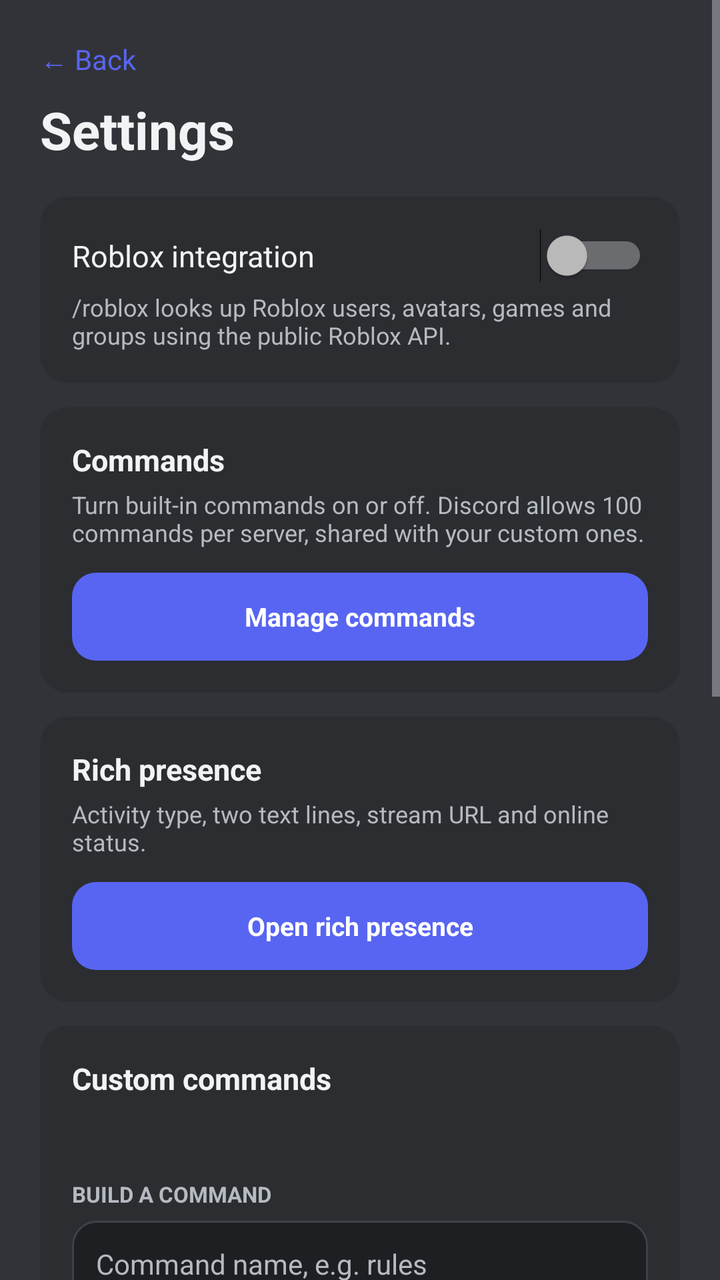
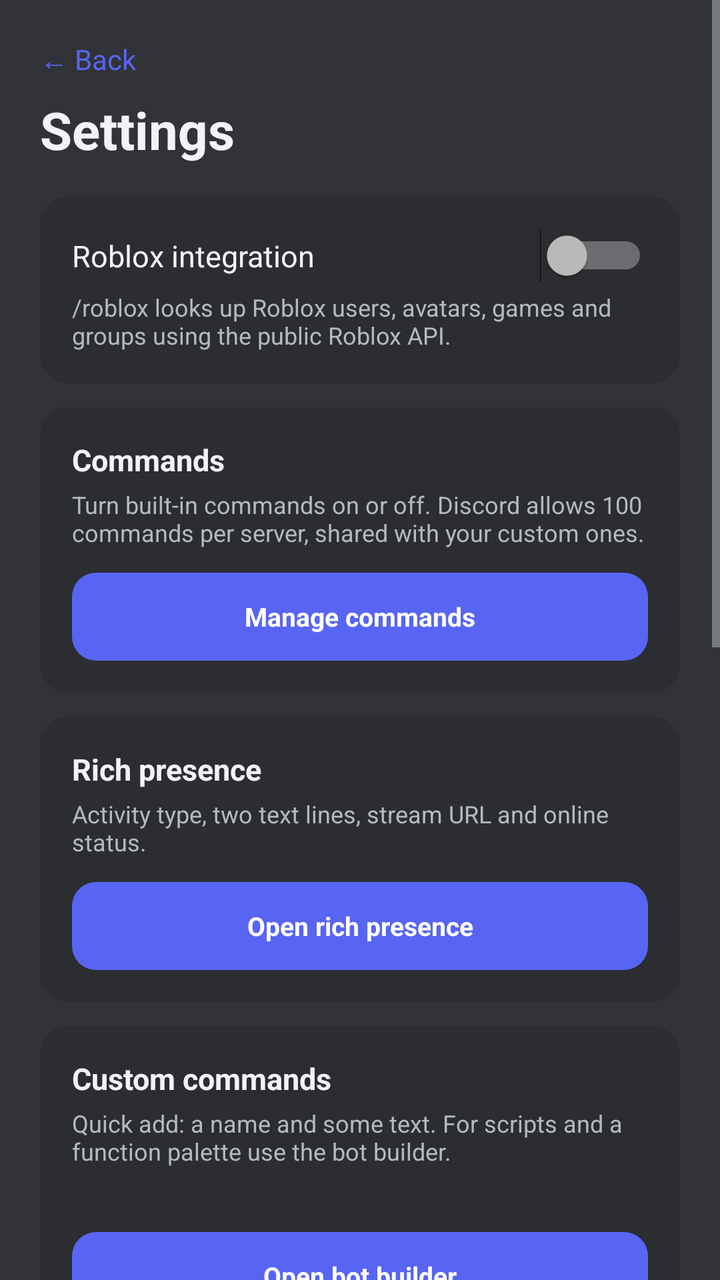

An Android layout rendered at two revisions. The XML below is the earlier revision; the diff shows what the commit changed to produce the second picture.
<!-- AndroidManifest.xml: application theme Theme.BotDroid -->
<!-- res/layout/activity_settings.xml -->
<?xml version="1.0" encoding="utf-8"?>
<ScrollView xmlns:android="http://schemas.android.com/apk/res/android"
    android:layout_width="match_parent"
    android:layout_height="match_parent"
    android:background="@color/bg"
    android:fitsSystemWindows="true"
    android:fillViewport="true">

    <LinearLayout
        android:layout_width="match_parent"
        android:layout_height="wrap_content"
        android:orientation="vertical"
        android:padding="20dp">

        <TextView
            android:id="@+id/back_button"
            android:layout_width="wrap_content"
            android:layout_height="wrap_content"
            android:clickable="true"
            android:focusable="true"
            android:paddingBottom="8dp"
            android:text="@string/back"
            android:textColor="@color/accent"
            android:textSize="14sp" />

        <TextView
            android:layout_width="wrap_content"
            android:layout_height="wrap_content"
            android:text="@string/settings"
            android:textColor="@color/text"
            android:textSize="26sp"
            android:textStyle="bold" />

        <LinearLayout
            android:layout_width="match_parent"
            android:layout_height="wrap_content"
            android:layout_marginTop="16dp"
            android:background="@drawable/bg_card"
            android:orientation="vertical"
            android:padding="16dp">

            <Switch
                android:id="@+id/roblox_switch"
                android:layout_width="match_parent"
                android:layout_height="wrap_content"
                android:text="@string/roblox_title"
                android:textColor="@color/text"
                android:textSize="15sp" />

            <TextView
                android:layout_width="match_parent"
                android:layout_height="wrap_content"
                android:layout_marginTop="4dp"
                android:text="@string/roblox_desc"
                android:textColor="@color/muted"
                android:textSize="12sp" />
        </LinearLayout>

        <LinearLayout
            android:layout_width="match_parent"
            android:layout_height="wrap_content"
            android:layout_marginTop="12dp"
            android:background="@drawable/bg_card"
            android:orientation="vertical"
            android:padding="16dp">

            <TextView
                android:layout_width="wrap_content"
                android:layout_height="wrap_content"
                android:text="@string/commands_card_title"
                android:textColor="@color/text"
                android:textSize="15sp"
                android:textStyle="bold" />

            <TextView
                android:layout_width="match_parent"
                android:layout_height="wrap_content"
                android:layout_marginTop="4dp"
                android:text="@string/commands_card_desc"
                android:textColor="@color/muted"
                android:textSize="12sp" />

            <TextView
                android:id="@+id/commands_button"
                android:layout_width="match_parent"
                android:layout_height="44dp"
                android:layout_marginTop="12dp"
                android:background="@drawable/bg_button"
                android:clickable="true"
                android:focusable="true"
                android:gravity="center"
                android:text="@string/commands_open"
                android:textColor="#FFFFFF"
                android:textSize="13sp"
                android:textStyle="bold" />
        </LinearLayout>

        <LinearLayout
            android:layout_width="match_parent"
            android:layout_height="wrap_content"
            android:layout_marginTop="12dp"
            android:background="@drawable/bg_card"
            android:orientation="vertical"
            android:padding="16dp">

            <TextView
                android:layout_width="wrap_content"
                android:layout_height="wrap_content"
                android:text="@string/presence_title"
                android:textColor="@color/text"
                android:textSize="15sp"
                android:textStyle="bold" />

            <TextView
                android:layout_width="match_parent"
                android:layout_height="wrap_content"
                android:layout_marginTop="4dp"
                android:text="@string/presence_card_desc"
                android:textColor="@color/muted"
                android:textSize="12sp" />

            <TextView
                android:id="@+id/presence_button"
                android:layout_width="match_parent"
                android:layout_height="44dp"
                android:layout_marginTop="12dp"
                android:background="@drawable/bg_button"
                android:clickable="true"
                android:focusable="true"
                android:gravity="center"
                android:text="@string/presence_open"
                android:textColor="#FFFFFF"
                android:textSize="13sp"
                android:textStyle="bold" />
        </LinearLayout>

        <LinearLayout
            android:layout_width="match_parent"
            android:layout_height="wrap_content"
            android:layout_marginTop="12dp"
            android:background="@drawable/bg_card"
            android:orientation="vertical"
            android:padding="16dp">

            <TextView
                android:layout_width="wrap_content"
                android:layout_height="wrap_content"
                android:text="@string/custom_title"
                android:textColor="@color/text"
                android:textSize="15sp"
                android:textStyle="bold" />

            <TextView
                android:id="@+id/custom_count"
                android:layout_width="match_parent"
                android:layout_height="wrap_content"
                android:layout_marginTop="4dp"
                android:textColor="@color/muted"
                android:textSize="12sp" />

            <LinearLayout
                android:id="@+id/custom_list"
                android:layout_width="match_parent"
                android:layout_height="wrap_content"
                android:layout_marginTop="6dp"
                android:orientation="vertical" />

            <TextView
                android:layout_width="wrap_content"
                android:layout_height="wrap_content"
                android:layout_marginTop="14dp"
                android:text="@string/custom_builder_label"
                android:textColor="@color/muted"
                android:textSize="11sp"
                android:textStyle="bold" />

            <EditText
                android:id="@+id/custom_name_input"
                android:layout_width="match_parent"
                android:layout_height="wrap_content"
                android:layout_marginTop="6dp"
                android:background="@drawable/bg_input"
                android:hint="@string/custom_name_hint"
                android:inputType="textNoSuggestions"
                android:maxLength="32"
                android:maxLines="1"
                android:padding="12dp"
                android:textColor="@color/text"
                android:textColorHint="@color/muted"
                android:textSize="14sp" />

            <EditText
                android:id="@+id/custom_response_input"
                android:layout_width="match_parent"
                android:layout_height="wrap_content"
                android:layout_marginTop="8dp"
                android:background="@drawable/bg_input"
                android:gravity="top|start"
                android:hint="@string/custom_response_hint"
                android:inputType="textMultiLine|textCapSentences"
                android:maxLength="1500"
                android:maxLines="4"
                android:minLines="2"
                android:padding="12dp"
                android:textColor="@color/text"
                android:textColorHint="@color/muted"
                android:textSize="14sp" />

            <TextView
                android:id="@+id/add_custom_button"
                android:layout_width="match_parent"
                android:layout_height="44dp"
                android:layout_marginTop="10dp"
                android:background="@drawable/bg_button"
                android:clickable="true"
                android:focusable="true"
                android:gravity="center"
                android:text="@string/custom_add"
                android:textColor="#FFFFFF"
                android:textSize="13sp"
                android:textStyle="bold" />

            <TextView
                android:id="@+id/custom_builder_status"
                android:layout_width="match_parent"
                android:layout_height="wrap_content"
                android:layout_marginTop="8dp"
                android:textColor="@color/accent"
                android:textSize="12sp" />

            <TextView
                android:id="@+id/clear_custom_button"
                android:layout_width="match_parent"
                android:layout_height="44dp"
                android:layout_marginTop="10dp"
                android:background="@drawable/bg_input"
                android:clickable="true"
                android:focusable="true"
                android:gravity="center"
                android:text="@string/clear_custom"
                android:textColor="@color/text"
                android:textSize="13sp" />
        </LinearLayout>

        <LinearLayout
            android:layout_width="match_parent"
            android:layout_height="wrap_content"
            android:layout_marginTop="12dp"
            android:background="@drawable/bg_card"
            android:orientation="vertical"
            android:padding="16dp">

            <TextView
                android:layout_width="wrap_content"
                android:layout_height="wrap_content"
                android:text="@string/bot_section"
                android:textColor="@color/text"
                android:textSize="15sp"
                android:textStyle="bold" />

            <Switch
                android:id="@+id/autostart_switch"
                android:layout_width="match_parent"
                android:layout_height="wrap_content"
                android:layout_marginTop="10dp"
                android:text="@string/autostart_title"
                android:textColor="@color/text"
                android:textSize="14sp" />

            <TextView
                android:layout_width="match_parent"
                android:layout_height="wrap_content"
                android:layout_marginTop="2dp"
                android:text="@string/autostart_desc"
                android:textColor="@color/muted"
                android:textSize="11sp" />

            <TextView
                android:id="@+id/refresh_button"
                android:layout_width="match_parent"
                android:layout_height="44dp"
                android:layout_marginTop="12dp"
                android:background="@drawable/bg_button"
                android:clickable="true"
                android:focusable="true"
                android:gravity="center"
                android:text="@string/refresh_commands"
                android:textColor="#FFFFFF"
                android:textSize="13sp" />

            <TextView
                android:id="@+id/forget_button"
                android:layout_width="match_parent"
                android:layout_height="44dp"
                android:layout_marginTop="8dp"
                android:background="@drawable/bg_input"
                android:clickable="true"
                android:focusable="true"
                android:gravity="center"
                android:text="@string/forget_token"
                android:textColor="@color/muted"
                android:textSize="13sp" />
        </LinearLayout>

        <TextView
            android:id="@+id/github_link"
            android:layout_width="match_parent"
            android:layout_height="wrap_content"
            android:layout_marginTop="18dp"
            android:clickable="true"
            android:focusable="true"
            android:gravity="center"
            android:text="@string/github_link"
            android:textColor="@color/accent"
            android:textSize="12sp" />
    </LinearLayout>
</ScrollView>
<!-- resources referenced by this layout -->
<resources>
  <color name="accent">#5865F2</color>
  <color name="bg">#313338</color>
  <color name="muted">#B5BAC1</color>
  <color name="text">#F2F3F5</color>
  <!-- drawable bg_button (drawable) -->
  <?xml version="1.0" encoding="utf-8"?>
  <shape xmlns:android="http://schemas.android.com/apk/res/android"
      android:shape="rectangle">
      <solid android:color="@color/accent" />
      <corners android:radius="12dp" />
  </shape>
  <!-- drawable bg_card (drawable) -->
  <?xml version="1.0" encoding="utf-8"?>
  <shape xmlns:android="http://schemas.android.com/apk/res/android"
      android:shape="rectangle">
      <solid android:color="@color/card" />
      <corners android:radius="14dp" />
  </shape>
  <!-- drawable bg_input (drawable) -->
  <?xml version="1.0" encoding="utf-8"?>
  <shape xmlns:android="http://schemas.android.com/apk/res/android"
      android:shape="rectangle">
      <solid android:color="@color/input" />
      <stroke android:width="1dp" android:color="@color/line" />
      <corners android:radius="12dp" />
  </shape>
  <string name="autostart_desc">Bring the bot back automatically when the phone restarts. The phone still has to be on: an app cannot stay online with the device powered off.</string>
  <string name="autostart_title">Start on boot</string>
  <string name="back">← Back</string>
  <string name="bot_section">Bot</string>
  <string name="clear_custom">Clear custom commands</string>
  <string name="commands_card_desc">Turn built-in commands on or off. Discord allows 100 commands per server, shared with your custom ones.</string>
  <string name="commands_card_title">Commands</string>
  <string name="commands_open">Manage commands</string>
  <string name="custom_add">Add command</string>
  <string name="custom_builder_label">BUILD A COMMAND</string>
  <string name="custom_name_hint">Command name, e.g. rules</string>
  <string name="custom_response_hint">What it replies with. {user} mentions the caller</string>
  <string name="custom_title">Custom commands</string>
  <string name="forget_token">Forget token and stop</string>
  <string name="github_link">github.com/itriedcoding/BotDroid</string>
  <string name="presence_card_desc">Activity type, two text lines, stream URL and online status.</string>
  <string name="presence_open">Open rich presence</string>
  <string name="presence_title">Rich presence</string>
  <string name="refresh_commands">Re-register commands in Discord</string>
  <string name="roblox_desc">/roblox looks up Roblox users, avatars, games and groups using the public Roblox API.</string>
  <string name="roblox_title">Roblox integration</string>
  <string name="settings">Settings</string>
  <style name="Theme.BotDroid" parent="@android:style/Theme.Material.NoActionBar">
          <item name="android:windowBackground">@color/bg</item>
          <item name="android:statusBarColor">@color/bg</item>
          <item name="android:navigationBarColor">@color/bg</item>
          <item name="android:colorAccent">@color/accent</item>
          <item name="android:textColorPrimary">@color/text</item>
          <item name="android:textColorSecondary">@color/muted</item>
          <item name="android:windowLightStatusBar">false</item>
      </style>
  <color name="card">#2B2D31</color>
  <color name="input">#1E1F22</color>
  <color name="line">#3F4147</color>
</resources>

<!-- the commit's change to res/layout/activity_settings.xml (unified diff, before → after) -->
@@ -151,12 +151,34 @@
                 android:textStyle="bold" />
 
             <TextView
+                android:layout_width="match_parent"
+                android:layout_height="wrap_content"
+                android:layout_marginTop="4dp"
+                android:text="@string/custom_desc"
+                android:textColor="@color/muted"
+                android:textSize="12sp" />
+
+            <TextView
                 android:id="@+id/custom_count"
                 android:layout_width="match_parent"
                 android:layout_height="wrap_content"
                 android:layout_marginTop="4dp"
                 android:textColor="@color/muted"
                 android:textSize="12sp" />
+
+            <TextView
+                android:id="@+id/builder_button"
+                android:layout_width="match_parent"
+                android:layout_height="44dp"
+                android:layout_marginTop="12dp"
+                android:background="@drawable/bg_button"
+                android:clickable="true"
+                android:focusable="true"
+                android:gravity="center"
+                android:text="@string/builder_open"
+                android:textColor="#FFFFFF"
+                android:textSize="13sp"
+                android:textStyle="bold" />
 
             <LinearLayout
                 android:id="@+id/custom_list"
<!-- resource entries referenced after the edit -->
@@ -30,12 +30,14 @@
   <string name="autostart_title">Start on boot</string>
   <string name="back">← Back</string>
   <string name="bot_section">Bot</string>
+  <string name="builder_open">Open bot builder</string>
   <string name="clear_custom">Clear custom commands</string>
   <string name="commands_card_desc">Turn built-in commands on or off. Discord allows 100 commands per server, shared with your custom ones.</string>
   <string name="commands_card_title">Commands</string>
   <string name="commands_open">Manage commands</string>
   <string name="custom_add">Add command</string>
   <string name="custom_builder_label">BUILD A COMMAND</string>
+  <string name="custom_desc">Quick add: a name and some text. For scripts and a function palette use the bot builder.</string>
   <string name="custom_name_hint">Command name, e.g. rules</string>
   <string name="custom_response_hint">What it replies with. {user} mentions the caller</string>
   <string name="custom_title">Custom commands</string>
